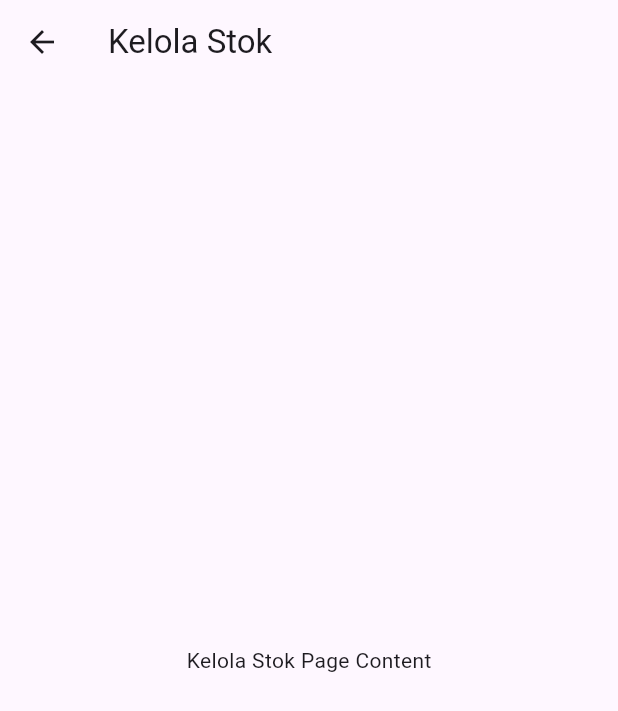
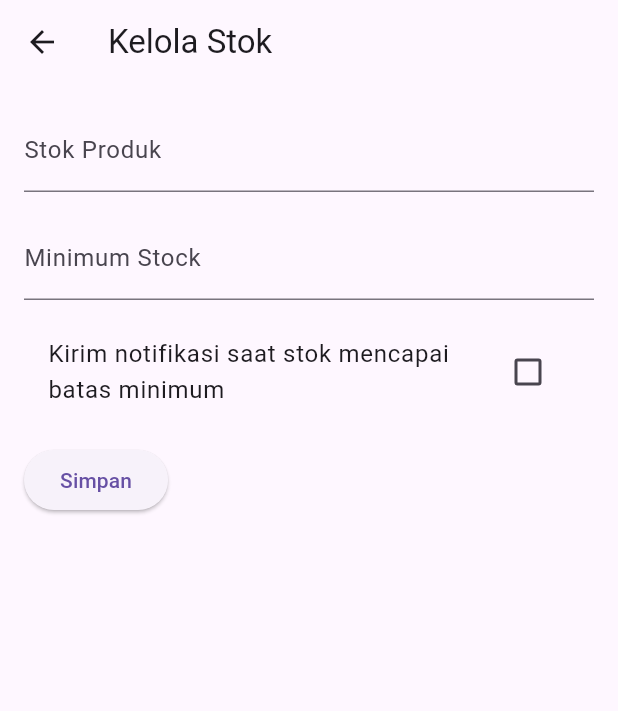
Before and after one commit to AfidNarhaz/bpkp_pos_test, a Flutter app: the TambahProdukPage screen opened directly with empty values, after a tap on the "arrow forward ios" icon, on a phone screen of 412 x 824 dp. Shown: the top 711 px of the screen. Run offline on Flutter 3.47's test engine with Material 3 defaults, Android fonts, the phone set to English and light mode, and no system bars; our stand-ins replace get, image_picker, sqflite; missing offline and left inert: mobile_scanner; accounts and stored records are empty.

Commit message:
Implement stock management functionality in product addition page and enhance UI elements

```diff
--- a/lib/database/database_helper.dart
+++ b/lib/database/database_helper.dart
@@ -281,4 +281,34 @@ class DatabaseHelper {
   Future<void> closeDatabase() async {
     _database?.close();
   }
+
+  Future<void> saveStockData(int productId, String stokProduk,
+      String minimumStock, bool isChecked) async {
+    final db = await database;
+    await db.insert(
+      'stock',
+      {
+        'productId': productId,
+        'stokProduk': stokProduk,
+        'minimumStock': minimumStock,
+        'isChecked': isChecked ? 1 : 0,
+      },
+      conflictAlgorithm: ConflictAlgorithm.replace,
+    );
+  }
+
+  Future<Map<String, dynamic>?> getStockData(int productId) async {
+    final db = await database;
+    final List<Map<String, dynamic>> maps = await db.query(
+      'stock',
+      where: 'productId = ?',
+      whereArgs: [productId],
+    );
+
+    if (maps.isNotEmpty) {
+      return maps.first;
+    } else {
+      return null;
+    }
+  }
 }
--- a/lib/view/kelola_produk/tab_kategori/kategori.dart
+++ b/lib/view/kelola_produk/tab_kategori/kategori.dart
@@ -1,6 +1,7 @@
 import 'package:flutter/material.dart';
 import 'package:bpkp_pos_test/database/database_helper.dart';
 import 'package:bpkp_pos_test/view/kelola_produk/tab_kategori/kategori_dialog.dart';
+import 'package:bpkp_pos_test/view/colors.dart';
 
 class KategoriTab extends StatefulWidget {
   const KategoriTab({super.key});
@@ -29,6 +30,7 @@ class KategoriTabState extends State<KategoriTab> {
   @override
   Widget build(BuildContext context) {
     return Scaffold(
+      backgroundColor: AppColors.background,
       body: _listKategori.isNotEmpty
           ? ListView.builder(
               itemCount: _listKategori.length,
--- a/lib/view/kelola_produk/tab_produk/tambah_produk_page.dart
+++ b/lib/view/kelola_produk/tab_produk/tambah_produk_page.dart
@@ -425,7 +425,8 @@ class TambahProdukPageState extends State<TambahProdukPage> {
                         Navigator.push(
                           context,
                           MaterialPageRoute(
-                            builder: (context) => KelolaStokPage(),
+                            builder: (context) => KelolaStokPage(
+                                productId: widget.produk?.id ?? 0),
                           ),
                         );
                       },
--- a/lib/view/kelola_produk/tab_stok/kelola_stok.dart
+++ b/lib/view/kelola_produk/tab_stok/kelola_stok.dart
@@ -1,16 +1,102 @@
 import 'package:flutter/material.dart';
+import 'package:bpkp_pos_test/view/colors.dart';
+import 'package:bpkp_pos_test/database/database_helper.dart';
 
-class KelolaStokPage extends StatelessWidget {
-  const KelolaStokPage({super.key}); // Added key parameter
+class KelolaStokPage extends StatefulWidget {
+  final int productId; // Add productId parameter
+
+  const KelolaStokPage({super.key, required this.productId});
+
+  @override
+  KelolaStokPageState createState() => KelolaStokPageState();
+}
+
+class KelolaStokPageState extends State<KelolaStokPage> {
+  bool _isChecked = false;
+  final TextEditingController stokProdukController = TextEditingController();
+  final TextEditingController minimumStockController = TextEditingController();
+  final DatabaseHelper _dbHelper = DatabaseHelper();
+
+  @override
+  void initState() {
+    super.initState();
+    _loadData();
+  }
+
+  Future<void> _loadData() async {
+    final stockData = await _dbHelper.getStockData(widget.productId);
+    if (stockData != null) {
+      setState(() {
+        stokProdukController.text = stockData['stokProduk'];
+        minimumStockController.text = stockData['minimumStock'];
+        _isChecked = stockData['isChecked'] == 1;
+      });
+    }
+  }
+
+  Future<void> _saveData() async {
+    await _dbHelper.saveStockData(
+      widget.productId,
+      stokProdukController.text,
+      minimumStockController.text,
+      _isChecked,
+    );
+  }
 
   @override
   Widget build(BuildContext context) {
     return Scaffold(
+      backgroundColor: AppColors.background, // Set background color
       appBar: AppBar(
         title: const Text('Kelola Stok'),
       ),
-      body: Center(
-        child: const Text('Kelola Stok Page Content'),
+      body: Scaffold(
+        body: SingleChildScrollView(
+          child: Padding(
+            padding: const EdgeInsets.all(16.0),
+            child: Column(
+              crossAxisAlignment: CrossAxisAlignment.start,
+              children: [
+                TextFormField(
+                  controller: stokProdukController,
+                  decoration: const InputDecoration(
+                    labelText: 'Stok Produk',
+                  ),
+                ),
+                const SizedBox(height: 16.0),
+                TextFormField(
+                  controller: minimumStockController,
+                  decoration: const InputDecoration(
+                    labelText: 'Minimum Stock',
+                  ),
+                ),
+                const SizedBox(height: 16.0),
+                CheckboxListTile(
+                  title: const Text(
+                      'Kirim notifikasi saat stok mencapai batas minimum'),
+                  value: _isChecked,
+                  onChanged: (bool? value) {
+                    setState(() {
+                      _isChecked = value ?? false;
+                    });
+                  },
+                ),
+                const SizedBox(height: 16.0),
+                ElevatedButton(
+                  onPressed: () async {
+                    await _saveData();
+                    Navigator.pop(context, {
+                      'stokProduk': stokProdukController.text,
+                      'minimumStock': minimumStockController.text,
+                      'isChecked': _isChecked,
+                    });
+                  },
+                  child: const Text('Simpan'),
+                ),
+              ],
+            ),
+          ),
+        ),
       ),
     );
   }
```
Also changed, not shown: lib/database_helper.dart (added, +47 -0 lines), lib/view/kelola_produk/tab_stok/atur_stok.dart (+28 -10 lines), lib/view/kelola_produk/tambah_produk.dart (added, +83 -0 lines), 4 other files.
